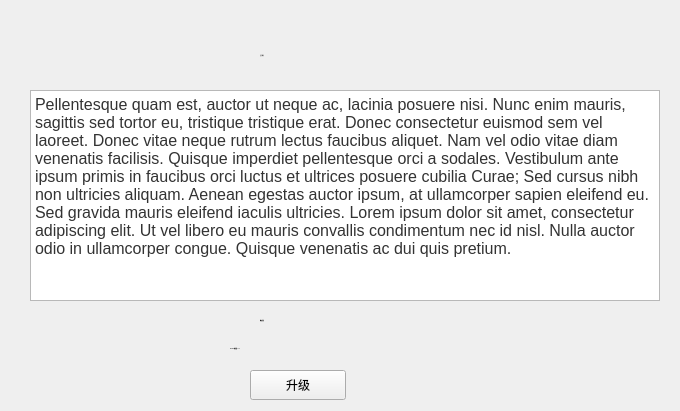
Above: HelpWidget.ui from HcashOrg/hx-indicator before the change. Below: the same form after it.
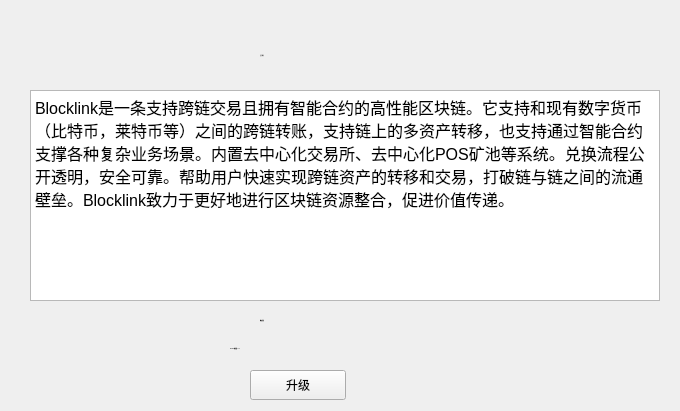
That is the form after the change.

The edit to the form file:
```diff
--- a/HelpWidget.ui
+++ b/HelpWidget.ui
@@ -57,7 +57,7 @@
 &lt;html&gt;&lt;head&gt;&lt;meta name=&quot;qrichtext&quot; content=&quot;1&quot; /&gt;&lt;style type=&quot;text/css&quot;&gt;
 p, li { white-space: pre-wrap; }
 &lt;/style&gt;&lt;/head&gt;&lt;body style=&quot; font-family:'SimSun'; font-size:12pt; font-weight:400; font-style:normal;&quot;&gt;
-&lt;p style=&quot; margin-top:0px; margin-bottom:0px; margin-left:0px; margin-right:0px; -qt-block-indent:0; text-indent:0px;&quot;&gt;&lt;span style=&quot; color:#333333;&quot;&gt;Pellentesque quam est, auctor ut neque ac, lacinia posuere nisi. Nunc enim mauris, sagittis sed tortor eu, tristique tristique erat. Donec consectetur euismod sem vel laoreet. Donec vitae neque rutrum lectus faucibus aliquet. Nam vel odio vitae diam venenatis facilisis. Quisque imperdiet pellentesque orci a sodales. Vestibulum ante ipsum primis in faucibus orci luctus et ultrices posuere cubilia Curae; Sed cursus nibh non ultricies aliquam. Aenean egestas auctor ipsum, at ullamcorper sapien eleifend eu. Sed gravida mauris eleifend iaculis ultricies. Lorem ipsum dolor sit amet, consectetur adipiscing elit. Ut vel libero eu mauris convallis condimentum nec id nisl. Nulla auctor odio in ullamcorper congue. Quisque venenatis ac dui quis pretium.&lt;/span&gt;&lt;/p&gt;&lt;/body&gt;&lt;/html&gt;</string>
+&lt;p style=&quot; margin-top:0px; margin-bottom:0px; margin-left:0px; margin-right:0px; -qt-block-indent:0; text-indent:0px;&quot;&gt;Blocklink是一条支持跨链交易且拥有智能合约的高性能区块链。它支持和现有数字货币（比特币，莱特币等）之间的跨链转账，支持链上的多资产转移，也支持通过智能合约支撑各种复杂业务场景。内置去中心化交易所、去中心化POS矿池等系统。兑换流程公开透明，安全可靠。帮助用户快速实现跨链资产的转移和交易，打破链与链之间的流通壁垒。Blocklink致力于更好地进行区块链资源整合，促进价值传递。&lt;/p&gt;&lt;/body&gt;&lt;/html&gt;</string>
    </property>
   </widget>
   <widget class="QLabel" name="label_2">
```
